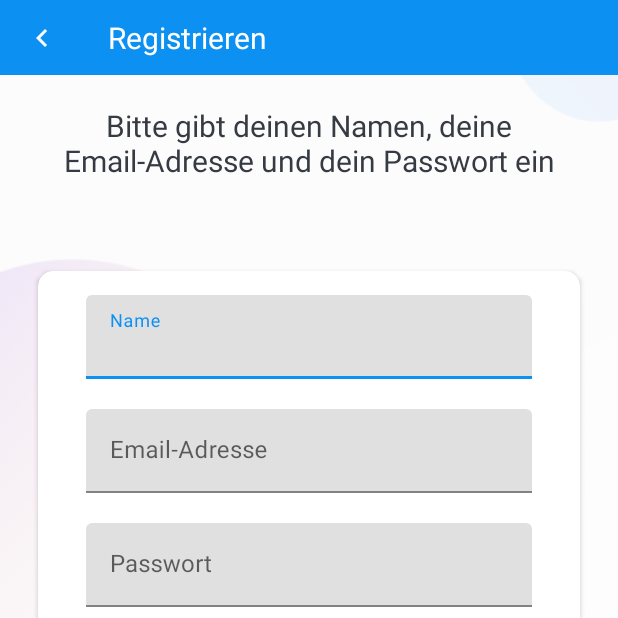
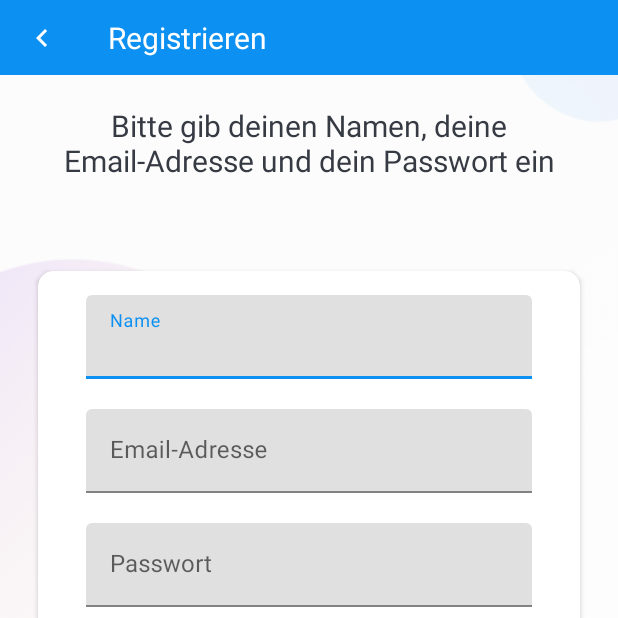
Before and after one commit to obause/MyProjects, an Android app: the RegisterActivity screen opened directly, with no data from a screen before it, on a phone screen of 412 x 824 dp, the top half of it. Run offline under Robolectric (Android 15) with nearby library versions, the phone set to English and light mode, and no system bars; our stand-ins replace Firebase (no records; nobody signed in at launch, a user with empty details on screens opened directly); Roboto replaces fonts that are not available here.

Commit message:
Strings verändert

```diff
--- a/app/src/main/res/values/strings.xml
+++ b/app/src/main/res/values/strings.xml
@@ -22,7 +22,7 @@
     <string name="intro_text">Eine kurze Beschreibung zur App</string>
     <string name="welcome_text">Willkommen bei</string>
     <!-- Registrierung RegisterActivity -->
-    <string name="sign_up_description">Bitte gibt deinen Namen, deine Email-Adresse und dein Passwort ein</string>
+    <string name="sign_up_description">Bitte gib deinen Namen, deine Email-Adresse und dein Passwort ein</string>
     <string name="name">Name</string>
     <string name="password">Passwort</string>
     <string name="repeat_password">Passwort wiederholen</string>
```
